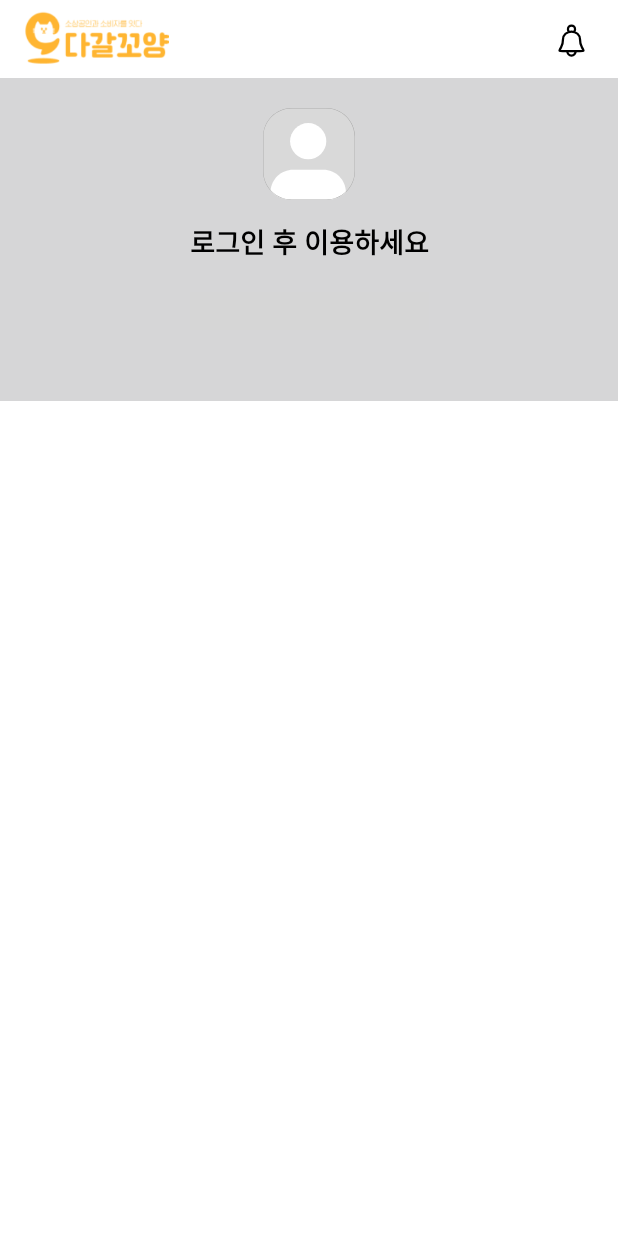
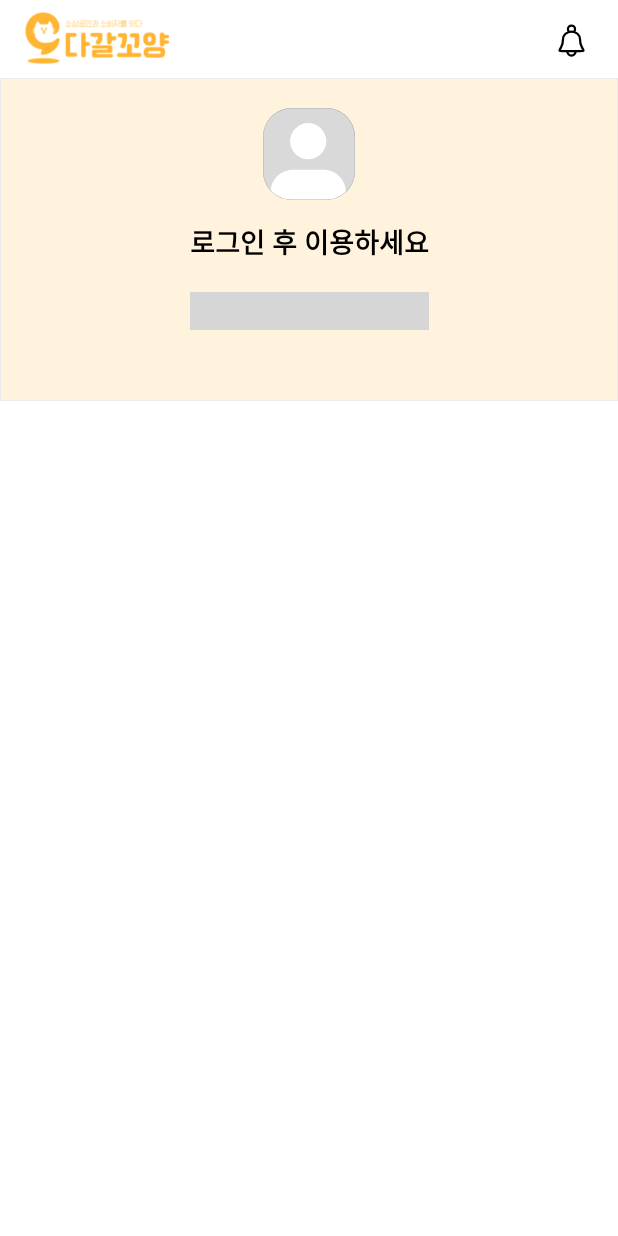
Before and after one commit to 9oormthon-univ/9oormthon-univ-2024_DANPOON_TEAM_41_FE, an Android app: the fragment MypageFragment shown on its own in the app's theme, on a phone screen of 412 x 824 dp. Run offline under Robolectric (Android 15) with nearby library versions, the phone set to English and light mode, and no system bars; grey boxes are pictures that could not be loaded.

Commit message:
zero drawable color change

```diff
--- a/app/src/main/res/drawable/bg_rectangle_pink_stroke_gray1_1px.xml
+++ b/app/src/main/res/drawable/bg_rectangle_pink_stroke_gray1_1px.xml
@@ -2,7 +2,7 @@
 <shape xmlns:android="http://schemas.android.com/apk/res/android"
     android:shape="rectangle">
 
-    <solid android:color="@color/pink"/>
+    <solid android:color="@color/primaryVariant"/>
     <stroke android:width="1px"
-        android:color="@color/gray1"/>
+        android:color="@color/gray20"/>
 </shape>
```
